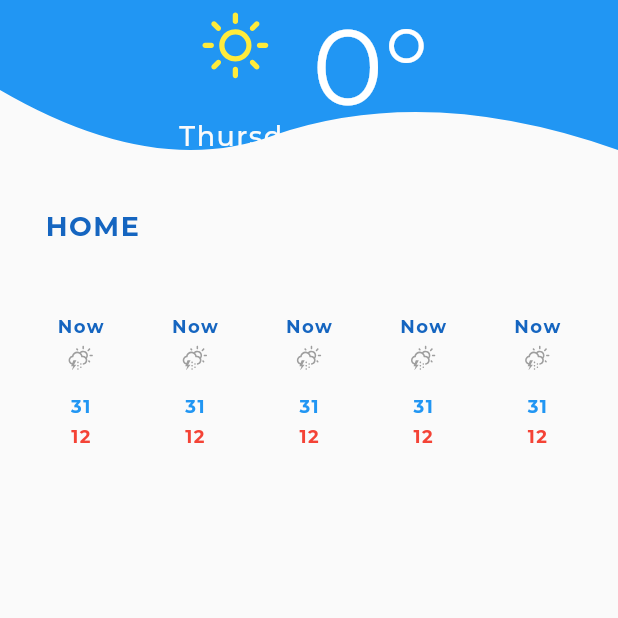
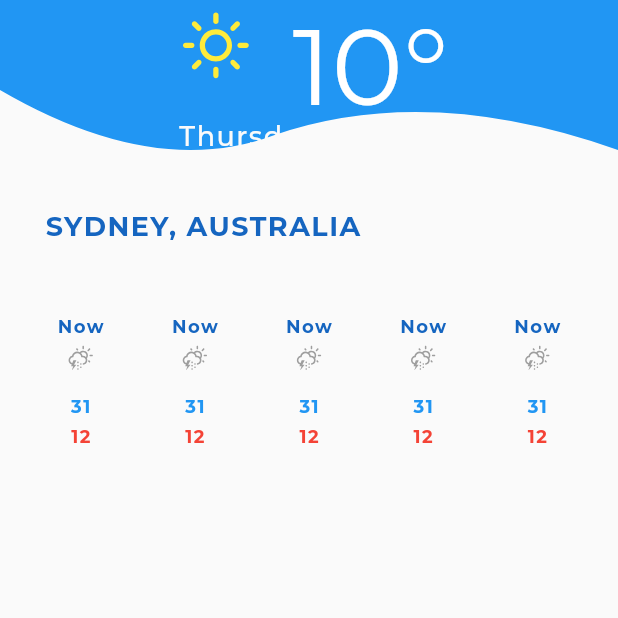
Before and after one commit to themobilecoder/my-local-weather, a Flutter app: the screen it shows after launch, on a phone screen of 412 x 824 dp, the top half of it. Run offline on Flutter 3.47's test engine with Material 2 defaults, Android fonts, the phone set to English and light mode, and no system bars; drawn by our look-alikes of pull_to_refresh; our stand-ins replace weather_icons; project files that could hold a hidden picture were left out.

```diff
--- a/lib/bloc/weather_bloc.dart
+++ b/lib/bloc/weather_bloc.dart
@@ -15,13 +15,15 @@ class WeatherBloc {
 
   Stream<WeatherModel> get weatherModel => _weatherStateController.stream;
   Sink<WeatherEvent> get inputWeatherEvent => _weatherEventController.sink;
-  Sink<WeatherModel> get _inputWeatherModel => _weatherStateController.sink;
+  StreamSink<WeatherModel> get _inputWeatherModel =>
+      _weatherStateController.sink;
 
   void _handleEvent(WeatherEvent event) async {
     if (event is RequestWeatherEvent) {
       final temp = Random().nextInt(30);
       await Future.delayed(Duration(seconds: 2));
-      _inputWeatherModel.add(WeatherModel(temp, 'SYDNEY, AUSTRALIA', WeatherIcons.day_sunny, []));
+      _inputWeatherModel.add(
+          WeatherModel(temp, 'SYDNEY, AUSTRALIA', WeatherIcons.day_sunny, []));
     }
   }
 
--- a/lib/home_page.dart
+++ b/lib/home_page.dart
@@ -7,7 +7,6 @@ import 'package:flutter_unit_testing/bloc/weather_model.dart';
 import 'package:flutter_unit_testing/widgets/bottom_wave_clipper.dart';
 import 'package:flutter_unit_testing/widgets/five_day_weather_widget.dart';
 import 'package:pull_to_refresh/pull_to_refresh.dart';
-import 'package:weather_icons/weather_icons.dart';
 
 class HomePage extends StatefulWidget {
   @override
@@ -33,11 +32,17 @@ class _HomePageState extends State<HomePage> {
   Widget build(BuildContext context) {
     return Scaffold(
       body: StreamBuilder(
-        initialData: WeatherModel(0, 'HOME', WeatherIcons.day_sunny, []),
+        initialData: null,
         stream: weatherBloc.weatherModel,
         builder: (BuildContext context, AsyncSnapshot snapshot) {
-          final data = snapshot.data as WeatherModel;
           _controller.refreshCompleted();
+          if (snapshot.hasError) {
+            return _buildErrorWidget();
+          } else if (!snapshot.hasData) {
+            weatherBloc.inputWeatherEvent.add(RequestWeatherEvent());
+            return _buildLoadingWidget();
+          } else {
+            final weatherModel = snapshot.data as WeatherModel;
             return SmartRefresher(
               controller: _controller,
               onRefresh: _onRefresh,
@@ -63,13 +68,13 @@ class _HomePageState extends State<HomePage> {
                                   textBaseline: TextBaseline.alphabetic,
                                   children: <Widget>[
                                     Icon(
-                                    data.weatherIcon,
+                                      weatherModel.weatherIcon,
                                       size: 62,
                                       color: Colors.yellow,
                                     ),
                                     SizedBox(width: 20),
                                     Text(
-                                    '${data.temperature}°',
+                                      '${weatherModel.temperature}°',
                                       textAlign: TextAlign.center,
                                       style: TextStyle(
                                           fontFamily: 'Montserrat',
@@ -122,7 +127,7 @@ class _HomePageState extends State<HomePage> {
                           Padding(
                             padding: const EdgeInsets.only(left: 30),
                             child: Text(
-                            data.location,
+                              weatherModel.location,
                               style: TextStyle(
                                   fontFamily: 'Montserrat',
                                   letterSpacing: 1,
@@ -145,8 +150,45 @@ class _HomePageState extends State<HomePage> {
                 ],
               ),
             );
+          }
         },
       ),
     );
   }
+
+  SmartRefresher _buildErrorWidget() {
+    return SmartRefresher(
+      controller: _controller,
+      onRefresh: _onRefresh,
+      enablePullDown: true,
+      child: Container(
+        color: Colors.blue,
+        child: Center(
+          child: Padding(
+            padding: const EdgeInsets.all(12.0),
+            child: Text(
+              'Error has occurred. Please refresh and try again',
+              textAlign: TextAlign.center,
+              style: TextStyle(
+                  fontFamily: 'Montserrat',
+                  fontWeight: FontWeight.w400,
+                  fontSize: 16,
+                  color: Colors.grey.shade50),
+            ),
+          ),
+        ),
+      ),
+    );
   }
+
+  Container _buildLoadingWidget() {
+    return Container(
+      color: Colors.blue,
+      child: Center(
+        child: CircularProgressIndicator(
+          backgroundColor: Colors.white,
+        ),
+      ),
+    );
+  }
+}
```
Lines whose indentation alone changed are shown as unchanged.
